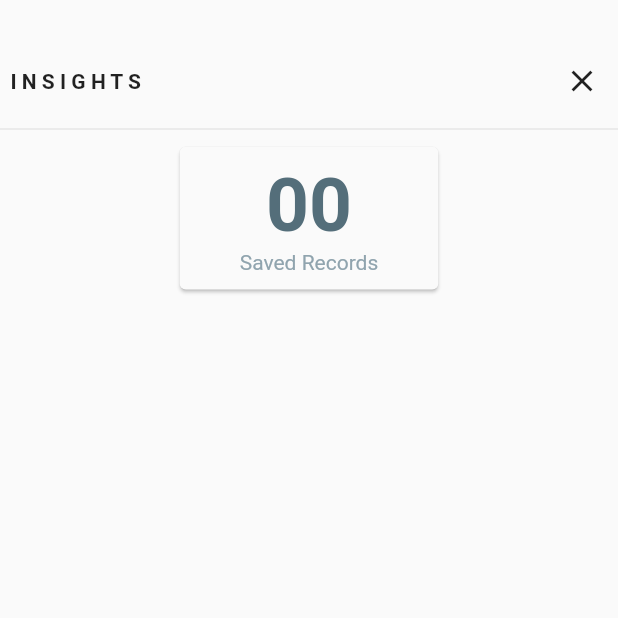
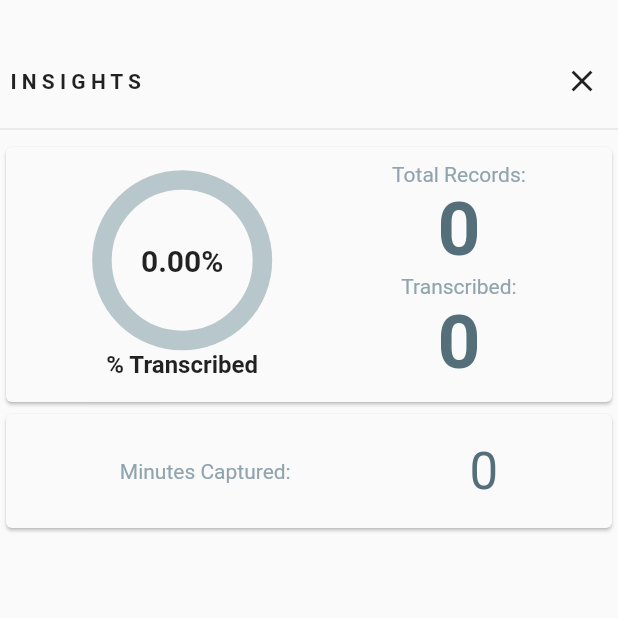
Before and after one commit to apurvh/DeXEMR, a Flutter app: the InsightsData screen opened directly, on a phone screen of 412 x 824 dp, the top half of it. Run offline on Flutter 3.47's test engine with Material 2 defaults, Android fonts, the phone set to English and light mode, and no system bars; drawn by our look-alikes of percent_indicator; our stand-ins replace audioplayers, cloud_firestore, firebase_analytics, firebase_auth, firebase_database, firebase_storage and 1 more; missing offline and left inert: audio_recorder, audioplayer, phone_state_i, scheduled_notifications; accounts and stored records are empty.

Commit message:
app version 0.33 --

```diff
--- a/lib/emrListWidget.dart
+++ b/lib/emrListWidget.dart
@@ -483,6 +483,8 @@ class _EMRListWidgetState extends State<EMRListWidget> {
           sname: document['ns'],
           phnumber: document['ph'],
           usid: document['usid'],
+          analytics: widget.analytics,
+          observer: widget.observer,
         );
       }));
     } else {
--- a/lib/emrWidget.dart
+++ b/lib/emrWidget.dart
@@ -43,7 +43,7 @@ class _EMRPageState extends State<EMRPage> {
     pageXController = new PageController(
       initialPage: currentPage,
       keepPage: false,
-      viewportFraction: 0.9,
+      viewportFraction: 0.95,
     );
   }
 
--- a/lib/insights.dart
+++ b/lib/insights.dart
@@ -2,7 +2,13 @@ import 'package:flutter/material.dart';
 import 'package:cloud_firestore/cloud_firestore.dart';
 import 'package:dex_for_doctor/emrListWidget.dart';
 
+import 'package:percent_indicator/percent_indicator.dart';
+
+
 class InsightsData extends StatefulWidget {
+
+//  const InsightsData({Key key,this.usid});
+
   @override
   _InsightsDataState createState() => _InsightsDataState();
 }
@@ -10,7 +16,13 @@ class InsightsData extends StatefulWidget {
 class _InsightsDataState extends State<InsightsData> {
 
 
-  String savedRecords = '00';
+  int savedRecords = 0;
+  int savedNTransRecords = 0;
+
+  int minutesCap = 0;
+
+  double percentSVT=0.0;
+
   @override
   void initState() {
 //    loadingInsights();
@@ -35,36 +47,96 @@ class _InsightsDataState extends State<InsightsData> {
               ],
             ),
             Divider(),
-            Row(
-              mainAxisSize: MainAxisSize.max,
-              mainAxisAlignment: MainAxisAlignment.center,
-              children: <Widget>[
-                Card(
-                  color: Colors.grey[50],
-                  child: Padding(
-                    padding: const EdgeInsets.fromLTRB(40.0,10.0,40.0,10.0),
-                    child: Column(
+            Card(
+              color: Colors.grey[50],
+              elevation: 1.0,
+              child: Padding(
+                padding: const EdgeInsets.fromLTRB(30.0,10.0,30.0,10.0),
+                child: Row(
+                  mainAxisAlignment: MainAxisAlignment.spaceAround,
+                  children: <Widget>[
+                    Padding(
+                      padding: const EdgeInsets.fromLTRB(0.0,0.0,25.0,0.0),
+                      child: new CircularPercentIndicator(
+                        radius: 120.0,
+                        lineWidth: 13.0,
+                        animation: true,
+                        percent: percentSVT.floor()/100,
+                        center: new Text(
+                          percentSVT.toStringAsPrecision(3)+'%',
+                          style:
+                          new TextStyle(fontWeight: FontWeight.bold, fontSize: 20.0),
+                        ),
+                        footer: new Text(
+                          '% Transcribed',
+                          style:
+                          new TextStyle(fontWeight: FontWeight.bold, fontSize: 16.0),
+                        ),
+                        circularStrokeCap: CircularStrokeCap.round,
+                        progressColor: Colors.purple,
+                      ),
+                    ),
+                    Column(
                       children: <Widget>[
+
                         Text(
-                          savedRecords,
+                          'Total Records:',
+                          style: TextStyle(
+                              fontSize: 14.0,
+                              color: Colors.blueGrey[300],
+                              fontWeight: FontWeight.normal),
+                        ),
+                        Text(
+                          savedRecords.toString(),
                           style: TextStyle(
                               fontSize: 50.0,
                               color: Colors.blueGrey[600],
                               fontWeight: FontWeight.bold),
                         ),
                         Text(
-                          'Saved Records',
+                          'Transcribed:',
                           style: TextStyle(
                               fontSize: 14.0,
                               color: Colors.blueGrey[300],
                               fontWeight: FontWeight.normal),
                         ),
+                        Text(
+                          savedNTransRecords.toString(),
+                          style: TextStyle(
+                              fontSize: 50.0,
+                              color: Colors.blueGrey[600],
+                              fontWeight: FontWeight.bold),
+                        ),
 
                       ],
                     ),
-                  ),
+                  ],
                 ),
-              ],
+              ),
+            ),
+            Card(
+              color: Colors.grey[50],
+              elevation: 1.0,
+              child: Padding(
+                padding: const EdgeInsets.all(18.0),
+                child: Row(
+                  mainAxisAlignment: MainAxisAlignment.spaceAround,
+                  children: <Widget>[
+                    Text('Minutes Captured: ',
+                      style: TextStyle(
+                          fontSize: 14.0,
+                          color: Colors.blueGrey[300],
+                          fontWeight: FontWeight.normal),
+                    ),
+                    Text(minutesCap.toString(),
+                      style: TextStyle(
+                          fontSize: 34.0,
+                          color: Colors.blueGrey[600],
+                          fontWeight: FontWeight.normal),
+                    ),
+                  ],
+                ),
+              ),
             )
           ],
         ),
@@ -81,7 +153,13 @@ class _InsightsDataState extends State<InsightsData> {
     });
     if(setStateOnceogic==0)
     Firestore.instance.collection('docsP').where('usid',isEqualTo: usid).getDocuments().then((data){
-      savedRecords=data.documents[0]['nre'].toString();
+      savedRecords=data.documents[0]['nre'];
+      savedNTransRecords=data.documents[0]['nrt'];
+      minutesCap=data.documents[0]['nrm'];
+
+      percentSVT=savedNTransRecords/savedRecords;
+      percentSVT=percentSVT*100;
+
       print('>>nre FETCHED: $savedRecords');
       setState(() {
         setStateOnceogic=1;
--- a/lib/mainScreen.dart
+++ b/lib/mainScreen.dart
@@ -13,7 +13,7 @@ import 'dart:async';
 import 'dart:io';
 import 'package:audio_recorder/audio_recorder.dart';
 import 'package:path_provider/path_provider.dart';
-import 'package:simple_permissions/simple_permissions.dart';
+//import 'package:simple_permissions/simple_permissions.dart';
 import 'package:scheduled_notifications/scheduled_notifications.dart';
 import 'package:dex_for_doctor/searchF.dart';
 
@@ -96,7 +96,7 @@ class _MainScreenState extends State<MainScreen> {
                     renderRecordWidget(model.counter),
               ),
               Expanded(
-                child: new EMRListWidget(email: _emailID),
+                child: new EMRListWidget(email: _emailID,analytics: widget.analytics,observer: widget.observer,),
               ),
             ],
           );
@@ -122,10 +122,11 @@ class _MainScreenState extends State<MainScreen> {
   }
 
   Widget renderFloatingActionButton(model) {
-    _newRecordingEventLog();
+
     if (model.counter == 1) {
       return Container();
     } else {
+
       return new Container(
         decoration: new BoxDecoration(
             shape: BoxShape.circle,
@@ -137,6 +138,7 @@ class _MainScreenState extends State<MainScreen> {
         padding: const EdgeInsets.all(5.0),
         child: new RawMaterialButton(
           onPressed: () {
+            _newRecordingEventLog();
             renderFloatingActionButtonFunction(model);
           },
           padding: const EdgeInsets.all(30.0),
@@ -167,10 +169,10 @@ class _MainScreenState extends State<MainScreen> {
       if(Theme.of(context).platform == TargetPlatform.android)
         {
           print('Andriod My Man');
-          await SimplePermissions.requestPermission(Permission.RecordAudio);
-          await SimplePermissions
-              .requestPermission(Permission.WriteExternalStorage);
-          await phStatePermissionFunc();
+//          await SimplePermissions.requestPermission(Permission.RecordAudio);
+//          await SimplePermissions
+//              .requestPermission(Permission.WriteExternalStorage);
+//          await phStatePermissionFunc();
         }
       if(Theme.of(context).platform == TargetPlatform.iOS)
         print('>>iOS is the Platfrom My Man');
@@ -368,7 +370,7 @@ class CounterModel extends Model {
     _scheduleNotification(0);
     _counter = 0;
     stopWatch.stop();
-    stopWatch.reset();
+//    stopWatch.reset();
 
     // Then notify all the listeners.
     notifyListeners();
--- a/lib/recorderWidget.dart
+++ b/lib/recorderWidget.dart
@@ -523,12 +523,12 @@ class _RecorderWidgetState extends State<RecorderWidget> {
       print("Storage Redun: " + storageRedundancyList.toString());
     });
 
-    await fileUploadStorage(file, recording, docuId);
-
     ///Update the Main counter
     String updateTotalTranscriptionKey;
     int updateTotalRecs;
     int updateTotalTrans;
+    int updateTotalTime;
+
     await Firestore.instance
         .collection('docsP')
         .where('usid', isEqualTo: usid)
@@ -536,6 +536,7 @@ class _RecorderWidgetState extends State<RecorderWidget> {
         .then((d) {
       updateTotalRecs = d.documents[0]['nre'];
       updateTotalTrans = d.documents[0]['nrt'];
+      updateTotalTime = d.documents[0]['nrm'];
       updateTotalTranscriptionKey = d.documents[0].documentID;
     });
     await Firestore.instance
@@ -543,8 +544,12 @@ class _RecorderWidgetState extends State<RecorderWidget> {
         .document(updateTotalTranscriptionKey)
         .updateData({
       'nre': updateTotalRecs + 1,
-      'nrt': updateTotalTrans + saveAndTranscribe
+      'nrt': updateTotalTrans + saveAndTranscribe,
+      'nrm':updateTotalTime + stopWatch.elapsed.inMinutes+1,
     });
+
+    stopWatch.reset();
+    await fileUploadStorage(file, recording, docuId);
 
     print(">>ALL DONE WITH");
   }
--- a/pubspec.yaml
+++ b/pubspec.yaml
@@ -15,7 +15,7 @@ dependencies:
   intl: "^0.15.6"
   flutter_local_notifications: "^0.3.4"
   shared_preferences: "^0.4.2"
-  simple_permissions: "^0.1.5"
+#  simple_permissions: "^0.1.5"
   share: "^0.5.2"
   scoped_model: "^0.2.0"
   audio_recorder: ^0.0.5
```
Also changed, not shown: pubspec.lock.
